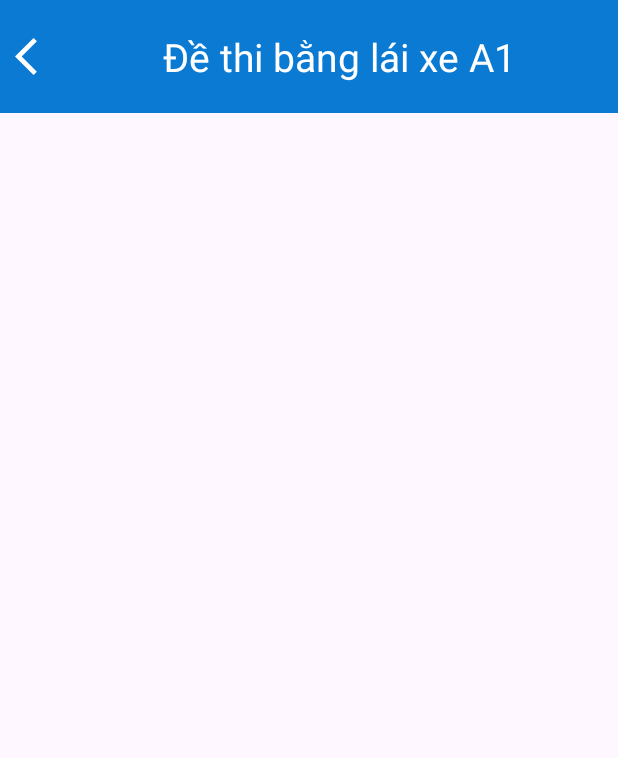
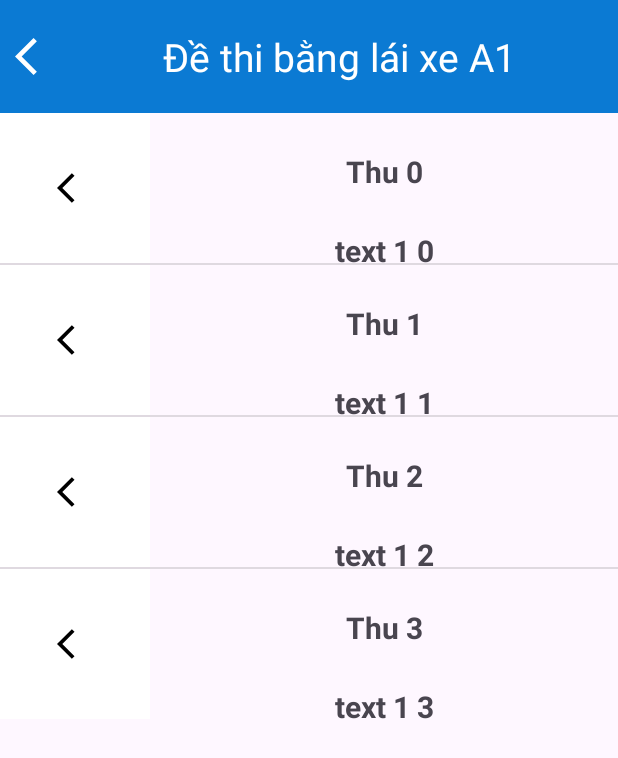
Before and after one commit to trieutct/BTL_LapTrinhMobile, an Android app: the DeThisActivity screen opened directly, with no data from a screen before it, on a phone screen of 412 x 824 dp. Shown: the top 758 px of the screen. Run offline under Robolectric (Android 15) with nearby library versions, the light colour scheme and no system bars.

Commit message:
add listview. danh sách đề thi

```diff
--- a/app/src/main/java/com/example/app_thibanglaixe/DeThisActivity.java
+++ b/app/src/main/java/com/example/app_thibanglaixe/DeThisActivity.java
@@ -3,11 +3,31 @@
 import androidx.appcompat.app.AppCompatActivity;
 
 import android.os.Bundle;
+import android.widget.ListView;
+import android.widget.SimpleAdapter;
+
+import java.util.ArrayList;
+import java.util.HashMap;
 
 public class DeThisActivity extends AppCompatActivity {
+    ListView listView;
     @Override
     protected void onCreate(Bundle savedInstanceState) {
         super.onCreate(savedInstanceState);
         setContentView(R.layout.activity_de_this);
+        listView=findViewById(R.id.listView);
+        ArrayList<HashMap<String, Object>> list_item=new ArrayList<>();
+        for(int i=0;i<4;i++)
+        {
+            HashMap<String,Object> hashMap=new HashMap<>();
+            hashMap.put("image",R.drawable.baseline_arrow_back_ios_24);
+            hashMap.put("text","Thu "+i);
+            hashMap.put("text1","text 1 "+i);
+            list_item.add(hashMap);
+        }
+        String[] from={"image","text","text1"};
+        int to[]={R.id.imageView,R.id.textView,R.id.textView1};
+        SimpleAdapter simpleAdapter=new SimpleAdapter(this,list_item,R.layout.layout_listview_dethi,from,to);
+        listView.setAdapter(simpleAdapter);
     }
 }
--- a/app/src/main/res/layout/activity_de_this.xml
+++ b/app/src/main/res/layout/activity_de_this.xml
@@ -6,10 +6,12 @@
     android:layout_height="match_parent"
     tools:context=".DeThisActivity">
     <LinearLayout
+        android:id="@+id/linerLayoutHeader"
         android:layout_width="match_parent"
         android:layout_height="wrap_content"
         app:layout_constraintEnd_toEndOf="parent"
         app:layout_constraintStart_toStartOf="parent"
+        android:orientation="horizontal"
         android:background="#0B7AD3"
         app:layout_constraintTop_toTopOf="parent">
         <ImageView
@@ -30,4 +32,12 @@
             android:padding="20dp"
             />
     </LinearLayout>
+
+    <ListView
+        android:id="@+id/listView"
+        android:layout_width="match_parent"
+        android:layout_height="wrap_content"
+        app:layout_constraintEnd_toEndOf="parent"
+        app:layout_constraintStart_toStartOf="parent"
+        app:layout_constraintTop_toBottomOf="@+id/linerLayoutHeader" />
 </androidx.constraintlayout.widget.ConstraintLayout>
--- /dev/null
+++ b/app/src/main/res/layout/layout_listview_dethi.xml
@@ -0,0 +1,38 @@
+<?xml version="1.0" encoding="utf-8"?>
+<LinearLayout xmlns:android="http://schemas.android.com/apk/res/android"
+    android:layout_width="match_parent"
+    android:layout_height="wrap_content"
+    android:orientation="horizontal"
+    >
+    <ImageView
+        android:id="@+id/imageView"
+        android:layout_width="100dp"
+        android:layout_height="100dp"
+        android:src="@drawable/baseline_arrow_back_ios_24"
+        android:layout_gravity="center"
+        android:scaleType="centerInside"
+        android:background="@color/white"/>
+    <LinearLayout
+        android:layout_width="match_parent"
+        android:layout_height="match_parent"
+        android:orientation="vertical">
+        <TextView
+            android:id="@+id/textView"
+            android:layout_width="match_parent"
+            android:layout_height="wrap_content"
+            android:gravity="center_horizontal"
+            android:textSize="20sp"
+            android:text="Pham Trung Dung"
+            android:paddingTop="25dp"
+            android:textStyle="bold" />
+        <TextView
+            android:id="@+id/textView1"
+            android:layout_width="match_parent"
+            android:layout_height="wrap_content"
+            android:gravity="center_horizontal"
+            android:textSize="20sp"
+            android:text="Pham Trung Dung 2"
+            android:paddingTop="25dp"
+            android:textStyle="bold" />
+    </LinearLayout>
+</LinearLayout>
```
